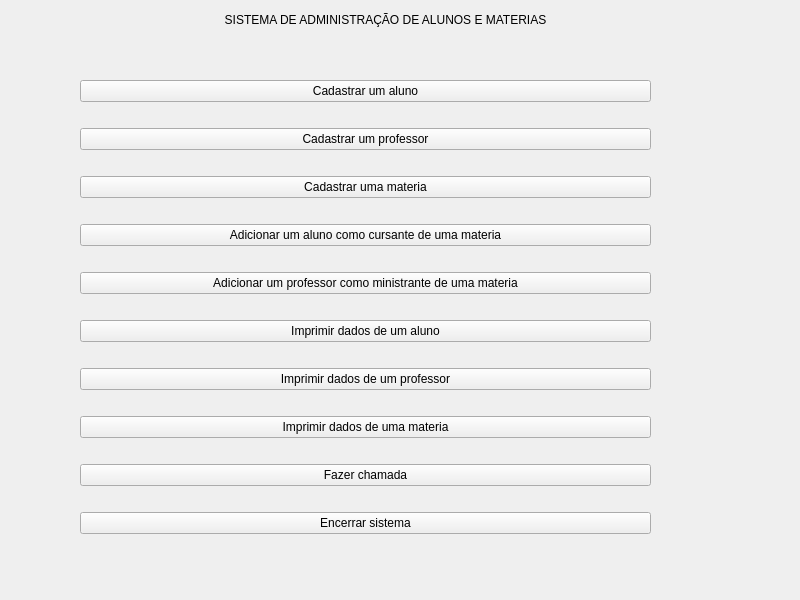
Fernando-maruba/Trabalho-Final-POO, file ProjetoFinal/mainwindow.ui: the form before one commit.
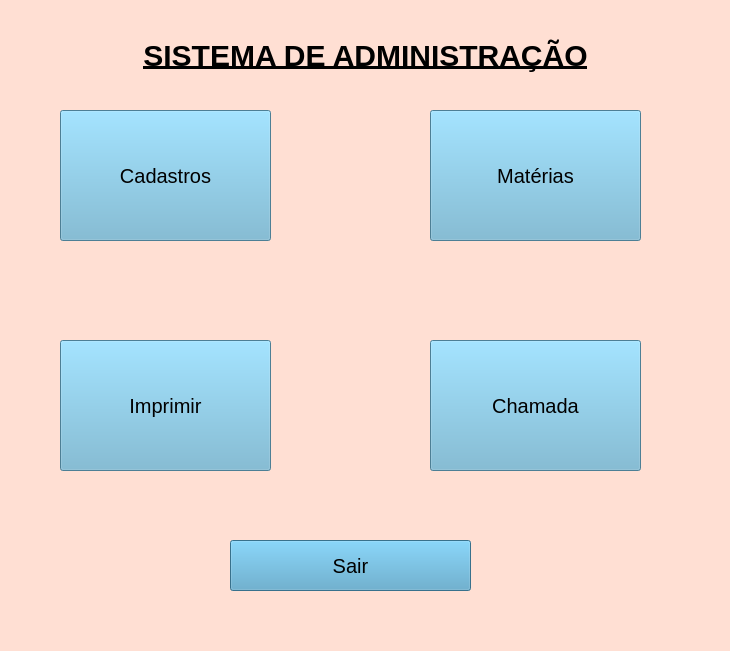
The form after the commit.

```diff
--- a/ProjetoFinal/mainwindow.ui
+++ b/ProjetoFinal/mainwindow.ui
@@ -6,10 +6,452 @@
    <rect>
     <x>0</x>
     <y>0</y>
-    <width>800</width>
-    <height>600</height>
+    <width>730</width>
+    <height>651</height>
    </rect>
   </property>
+  <property name="palette">
+   <palette>
+    <active>
+     <colorrole role="WindowText">
+      <brush brushstyle="SolidPattern">
+       <color alpha="255">
+        <red>0</red>
+        <green>0</green>
+        <blue>0</blue>
+       </color>
+      </brush>
+     </colorrole>
+     <colorrole role="Button">
+      <brush brushstyle="SolidPattern">
+       <color alpha="255">
+        <red>30</red>
+        <green>195</green>
+        <blue>255</blue>
+       </color>
+      </brush>
+     </colorrole>
+     <colorrole role="Light">
+      <brush brushstyle="SolidPattern">
+       <color alpha="255">
+        <red>255</red>
+        <green>255</green>
+        <blue>255</blue>
+       </color>
+      </brush>
+     </colorrole>
+     <colorrole role="Midlight">
+      <brush brushstyle="SolidPattern">
+       <color alpha="255">
+        <red>255</red>
+        <green>239</green>
+        <blue>233</blue>
+       </color>
+      </brush>
+     </colorrole>
+     <colorrole role="Dark">
+      <brush brushstyle="SolidPattern">
+       <color alpha="255">
+        <red>127</red>
+        <green>111</green>
+        <blue>105</blue>
+       </color>
+      </brush>
+     </colorrole>
+     <colorrole role="Mid">
+      <brush brushstyle="SolidPattern">
+       <color alpha="255">
+        <red>170</red>
+        <green>149</green>
+        <blue>141</blue>
+       </color>
+      </brush>
+     </colorrole>
+     <colorrole role="Text">
+      <brush brushstyle="SolidPattern">
+       <color alpha="255">
+        <red>0</red>
+        <green>0</green>
+        <blue>0</blue>
+       </color>
+      </brush>
+     </colorrole>
+     <colorrole role="BrightText">
+      <brush brushstyle="SolidPattern">
+       <color alpha="255">
+        <red>255</red>
+        <green>255</green>
+        <blue>255</blue>
+       </color>
+      </brush>
+     </colorrole>
+     <colorrole role="ButtonText">
+      <brush brushstyle="SolidPattern">
+       <color alpha="255">
+        <red>0</red>
+        <green>0</green>
+        <blue>0</blue>
+       </color>
+      </brush>
+     </colorrole>
+     <colorrole role="Base">
+      <brush brushstyle="SolidPattern">
+       <color alpha="255">
+        <red>255</red>
+        <green>255</green>
+        <blue>255</blue>
+       </color>
+      </brush>
+     </colorrole>
+     <colorrole role="Window">
+      <brush brushstyle="SolidPattern">
+       <color alpha="255">
+        <red>255</red>
+        <green>223</green>
+        <blue>211</blue>
+       </color>
+      </brush>
+     </colorrole>
+     <colorrole role="Shadow">
+      <brush brushstyle="SolidPattern">
+       <color alpha="255">
+        <red>0</red>
+        <green>0</green>
+        <blue>0</blue>
+       </color>
+      </brush>
+     </colorrole>
+     <colorrole role="AlternateBase">
+      <brush brushstyle="SolidPattern">
+       <color alpha="255">
+        <red>255</red>
+        <green>239</green>
+        <blue>233</blue>
+       </color>
+      </brush>
+     </colorrole>
+     <colorrole role="ToolTipBase">
+      <brush brushstyle="SolidPattern">
+       <color alpha="255">
+        <red>255</red>
+        <green>255</green>
+        <blue>220</blue>
+       </color>
+      </brush>
+     </colorrole>
+     <colorrole role="ToolTipText">
+      <brush brushstyle="SolidPattern">
+       <color alpha="255">
+        <red>0</red>
+        <green>0</green>
+        <blue>0</blue>
+       </color>
+      </brush>
+     </colorrole>
+     <colorrole role="PlaceholderText">
+      <brush brushstyle="SolidPattern">
+       <color alpha="128">
+        <red>0</red>
+        <green>0</green>
+        <blue>0</blue>
+       </color>
+      </brush>
+     </colorrole>
+    </active>
+    <inactive>
+     <colorrole role="WindowText">
+      <brush brushstyle="SolidPattern">
+       <color alpha="255">
+        <red>0</red>
+        <green>0</green>
+        <blue>0</blue>
+       </color>
+      </brush>
+     </colorrole>
+     <colorrole role="Button">
+      <brush brushstyle="SolidPattern">
+       <color alpha="255">
+        <red>30</red>
+        <green>195</green>
+        <blue>255</blue>
+       </color>
+      </brush>
+     </colorrole>
+     <colorrole role="Light">
+      <brush brushstyle="SolidPattern">
+       <color alpha="255">
+        <red>255</red>
+        <green>255</green>
+        <blue>255</blue>
+       </color>
+      </brush>
+     </colorrole>
+     <colorrole role="Midlight">
+      <brush brushstyle="SolidPattern">
+       <color alpha="255">
+        <red>255</red>
+        <green>239</green>
+        <blue>233</blue>
+       </color>
+      </brush>
+     </colorrole>
+     <colorrole role="Dark">
+      <brush brushstyle="SolidPattern">
+       <color alpha="255">
+        <red>127</red>
+        <green>111</green>
+        <blue>105</blue>
+       </color>
+      </brush>
+     </colorrole>
+     <colorrole role="Mid">
+      <brush brushstyle="SolidPattern">
+       <color alpha="255">
+        <red>170</red>
+        <green>149</green>
+        <blue>141</blue>
+       </color>
+      </brush>
+     </colorrole>
+     <colorrole role="Text">
+      <brush brushstyle="SolidPattern">
+       <color alpha="255">
+        <red>0</red>
+        <green>0</green>
+        <blue>0</blue>
+       </color>
+      </brush>
+     </colorrole>
+     <colorrole role="BrightText">
+      <brush brushstyle="SolidPattern">
+       <color alpha="255">
+        <red>255</red>
+        <green>255</green>
+        <blue>255</blue>
+       </color>
+      </brush>
+     </colorrole>
+     <colorrole role="ButtonText">
+      <brush brushstyle="SolidPattern">
+       <color alpha="255">
+        <red>0</red>
+        <green>0</green>
+        <blue>0</blue>
+       </color>
+      </brush>
+     </colorrole>
+     <colorrole role="Base">
+      <brush brushstyle="SolidPattern">
+       <color alpha="255">
+        <red>255</red>
+        <green>255</green>
+        <blue>255</blue>
+       </color>
+      </brush>
+     </colorrole>
+     <colorrole role="Window">
+      <brush brushstyle="SolidPattern">
+       <color alpha="255">
+        <red>255</red>
+        <green>223</green>
+        <blue>211</blue>
+       </color>
+      </brush>
+     </colorrole>
+     <colorrole role="Shadow">
+      <brush brushstyle="SolidPattern">
+       <color alpha="255">
+        <red>0</red>
+        <green>0</green>
+        <blue>0</blue>
+       </color>
+      </brush>
+     </colorrole>
+     <colorrole role="AlternateBase">
+      <brush brushstyle="SolidPattern">
+       <color alpha="255">
+        <red>255</red>
+        <green>239</green>
+        <blue>233</blue>
+       </color>
+      </brush>
+     </colorrole>
+     <colorrole role="ToolTipBase">
+      <brush brushstyle="SolidPattern">
+       <color alpha="255">
+        <red>255</red>
+        <green>255</green>
+        <blue>220</blue>
+       </color>
+      </brush>
+     </colorrole>
+     <colorrole role="ToolTipText">
+      <brush brushstyle="SolidPattern">
+       <color alpha="255">
+        <red>0</red>
+        <green>0</green>
+        <blue>0</blue>
+       </color>
+      </brush>
+     </colorrole>
+     <colorrole role="PlaceholderText">
+      <brush brushstyle="SolidPattern">
+       <color alpha="128">
+        <red>0</red>
+        <green>0</green>
+        <blue>0</blue>
+       </color>
+      </brush>
+     </colorrole>
+    </inactive>
+    <disabled>
+     <colorrole role="WindowText">
+      <brush brushstyle="SolidPattern">
+       <color alpha="255">
+        <red>127</red>
+        <green>111</green>
+        <blue>105</blue>
+       </color>
+      </brush>
+     </colorrole>
+     <colorrole role="Button">
+      <brush brushstyle="SolidPattern">
+       <color alpha="255">
+        <red>30</red>
+        <green>195</green>
+        <blue>255</blue>
+       </color>
+      </brush>
+     </colorrole>
+     <colorrole role="Light">
+      <brush brushstyle="SolidPattern">
+       <color alpha="255">
+        <red>255</red>
+        <green>255</green>
+        <blue>255</blue>
+       </color>
+      </brush>
+     </colorrole>
+     <colorrole role="Midlight">
+      <brush brushstyle="SolidPattern">
+       <color alpha="255">
+        <red>255</red>
+        <green>239</green>
+        <blue>233</blue>
+       </color>
+      </brush>
+     </colorrole>
+     <colorrole role="Dark">
+      <brush brushstyle="SolidPattern">
+       <color alpha="255">
+        <red>127</red>
+        <green>111</green>
+        <blue>105</blue>
+       </color>
+      </brush>
+     </colorrole>
+     <colorrole role="Mid">
+      <brush brushstyle="SolidPattern">
+       <color alpha="255">
+        <red>170</red>
+        <green>149</green>
+        <blue>141</blue>
+       </color>
+      </brush>
+     </colorrole>
+     <colorrole role="Text">
+      <brush brushstyle="SolidPattern">
+       <color alpha="255">
+        <red>127</red>
+        <green>111</green>
+        <blue>105</blue>
+       </color>
+      </brush>
+     </colorrole>
+     <colorrole role="BrightText">
+      <brush brushstyle="SolidPattern">
+       <color alpha="255">
+        <red>255</red>
+        <green>255</green>
+        <blue>255</blue>
+       </color>
+      </brush>
+     </colorrole>
+     <colorrole role="ButtonText">
+      <brush brushstyle="SolidPattern">
+       <color alpha="255">
+        <red>127</red>
+        <green>111</green>
+        <blue>105</blue>
+       </color>
+      </brush>
+     </colorrole>
+     <colorrole role="Base">
+      <brush brushstyle="SolidPattern">
+       <color alpha="255">
+        <red>255</red>
+        <green>223</green>
+        <blue>211</blue>
+       </color>
+      </brush>
+     </colorrole>
+     <colorrole role="Window">
+      <brush brushstyle="SolidPattern">
+       <color alpha="255">
+        <red>255</red>
+        <green>223</green>
+        <blue>211</blue>
+       </color>
+      </brush>
+     </colorrole>
+     <colorrole role="Shadow">
+      <brush brushstyle="SolidPattern">
+       <color alpha="255">
+        <red>0</red>
+        <green>0</green>
+        <blue>0</blue>
+       </color>
+      </brush>
+     </colorrole>
+     <colorrole role="AlternateBase">
+      <brush brushstyle="SolidPattern">
+       <color alpha="255">
+        <red>255</red>
+        <green>223</green>
+        <blue>211</blue>
+       </color>
+      </brush>
+     </colorrole>
+     <colorrole role="ToolTipBase">
+      <brush brushstyle="SolidPattern">
+       <color alpha="255">
+        <red>255</red>
+        <green>255</green>
+        <blue>220</blue>
+       </color>
+      </brush>
+     </colorrole>
+     <colorrole role="ToolTipText">
+      <brush brushstyle="SolidPattern">
+       <color alpha="255">
+        <red>0</red>
+        <green>0</green>
+        <blue>0</blue>
+       </color>
+      </brush>
+     </colorrole>
+     <colorrole role="PlaceholderText">
+      <brush brushstyle="SolidPattern">
+       <color alpha="128">
+        <red>0</red>
+        <green>0</green>
+        <blue>0</blue>
+       </color>
+      </brush>
+     </colorrole>
+    </disabled>
+   </palette>
+  </property>
   <property name="windowTitle">
    <string>MainWindow</string>
   </property>
@@ -17,116 +459,119 @@
    <widget class="QLabel" name="label">
     <property name="geometry">
      <rect>
-      <x>110</x>
-      <y>-1</y>
+      <x>90</x>
+      <y>10</y>
       <width>551</width>
-      <height>41</height>
+      <height>91</height>
      </rect>
     </property>
+    <property name="font">
+     <font>
+      <pointsize>-1</pointsize>
+      <weight>75</weight>
+      <bold>true</bold>
+      <underline>true</underline>
+     </font>
+    </property>
+    <property name="styleSheet">
+     <string notr="true">font-size:30px;</string>
+    </property>
     <property name="text">
-     <string>SISTEMA DE ADMINISTRAÇÃO DE ALUNOS E MATERIAS</string>
+     <string>SISTEMA DE ADMINISTRAÇÃO</string>
     </property>
     <property name="alignment">
      <set>Qt::AlignCenter</set>
     </property>
    </widget>
-   <widget class="QLabel" name="label_6">
+   <widget class="QPushButton" name="pushButton">
+    <property name="geometry">
+     <rect>
+      <x>60</x>
+      <y>110</y>
+      <width>211</width>
+      <height>131</height>
+     </rect>
+    </property>
+    <property name="styleSheet">
+     <string notr="true">font-size:20px;
+box-shadow: 0px;
+background-color:#6CB2D1</string>
+    </property>
+    <property name="text">
+     <string>Cadastros</string>
+    </property>
+   </widget>
+   <widget class="QPushButton" name="pushButton_2">
+    <property name="geometry">
+     <rect>
+      <x>430</x>
+      <y>110</y>
+      <width>211</width>
+      <height>131</height>
+     </rect>
+    </property>
+    <property name="styleSheet">
+     <string notr="true">font-size:20px;
+box-shadow: none;
+background-color:#6CB2D1
+</string>
+    </property>
+    <property name="text">
+     <string>Matérias</string>
+    </property>
+   </widget>
+   <widget class="QPushButton" name="pushButton_3">
+    <property name="geometry">
+     <rect>
+      <x>60</x>
+      <y>340</y>
+      <width>211</width>
+      <height>131</height>
+     </rect>
+    </property>
+    <property name="styleSheet">
+     <string notr="true">font-size:20px;
+box-shadow: none;
+background-color:#6CB2D1</string>
+    </property>
+    <property name="text">
+     <string>Imprimir</string>
+    </property>
+   </widget>
+   <widget class="QPushButton" name="pushButton_4">
+    <property name="geometry">
+     <rect>
+      <x>430</x>
+      <y>340</y>
+      <width>211</width>
+      <height>131</height>
+     </rect>
+    </property>
+    <property name="styleSheet">
+     <string notr="true">font-size:20px;
+box-shadow: none;
+background-color:#6CB2D1</string>
+    </property>
+    <property name="text">
+     <string>Chamada</string>
+    </property>
+   </widget>
+   <widget class="QPushButton" name="pushButton_6">
     <property name="geometry">
      <rect>
       <x>230</x>
-      <y>270</y>
-      <width>341</width>
-      <height>20</height>
+      <y>540</y>
+      <width>241</width>
+      <height>51</height>
      </rect>
     </property>
+    <property name="styleSheet">
+     <string notr="true">font-size:20px;
+background-color:#4F9EC4</string>
+    </property>
     <property name="text">
-     <string>Cadastro de Aluno</string>
+     <string>Sair</string>
     </property>
-    <property name="alignment">
-     <set>Qt::AlignCenter</set>
-    </property>
-   </widget>
-   <widget class="QWidget" name="">
-    <property name="geometry">
-     <rect>
-      <x>80</x>
-      <y>60</y>
-      <width>571</width>
-      <height>501</height>
-     </rect>
-    </property>
-    <layout class="QVBoxLayout" name="verticalLayout_2">
-     <item>
-      <widget class="QPushButton" name="pushButton">
-       <property name="text">
-        <string>Cadastrar um aluno</string>
-       </property>
-      </widget>
-     </item>
-     <item>
-      <widget class="QPushButton" name="pushButton_2">
-       <property name="text">
-        <string>Cadastrar um professor</string>
-       </property>
-      </widget>
-     </item>
-     <item>
-      <widget class="QPushButton" name="pushButton_9">
-       <property name="text">
-        <string>Cadastrar uma materia</string>
-       </property>
-      </widget>
-     </item>
-     <item>
-      <widget class="QPushButton" name="pushButton_3">
-       <property name="text">
-        <string>Adicionar um aluno como cursante de uma materia</string>
-       </property>
-      </widget>
-     </item>
-     <item>
-      <widget class="QPushButton" name="pushButton_8">
-       <property name="text">
-        <string>Adicionar um professor como ministrante de uma materia</string>
-       </property>
-      </widget>
-     </item>
-     <item>
-      <widget class="QPushButton" name="pushButton_4">
-       <property name="text">
-        <string>Imprimir dados de um aluno</string>
-       </property>
-      </widget>
-     </item>
-     <item>
-      <widget class="QPushButton" name="pushButton_5">
-       <property name="text">
-        <string>Imprimir dados de um professor</string>
-       </property>
-      </widget>
-     </item>
-     <item>
-      <widget class="QPushButton" name="pushButton_10">
-       <property name="text">
-        <string>Imprimir dados de uma materia</string>
-       </property>
-      </widget>
-     </item>
-     <item>
-      <widget class="QPushButton" name="pushButton_7">
-       <property name="text">
-        <string>Fazer chamada</string>
-       </property>
-      </widget>
-     </item>
-     <item>
-      <widget class="QPushButton" name="pushButton_6">
-       <property name="text">
-        <string>Encerrar sistema</string>
-       </property>
-      </widget>
-     </item>
-    </layout>
    </widget>
   </widget>
   <widget class="QMenuBar" name="menubar">
```
Left out of the diff: 21 changed lines with no effect on the pictures.
